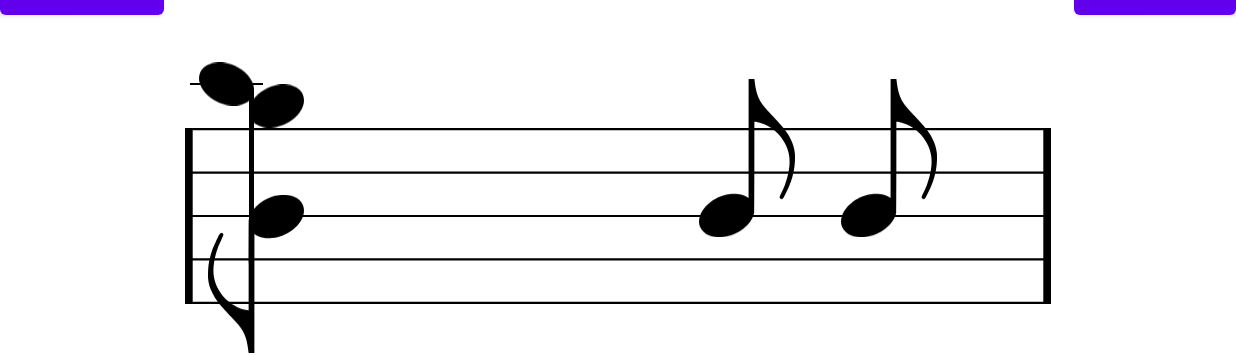
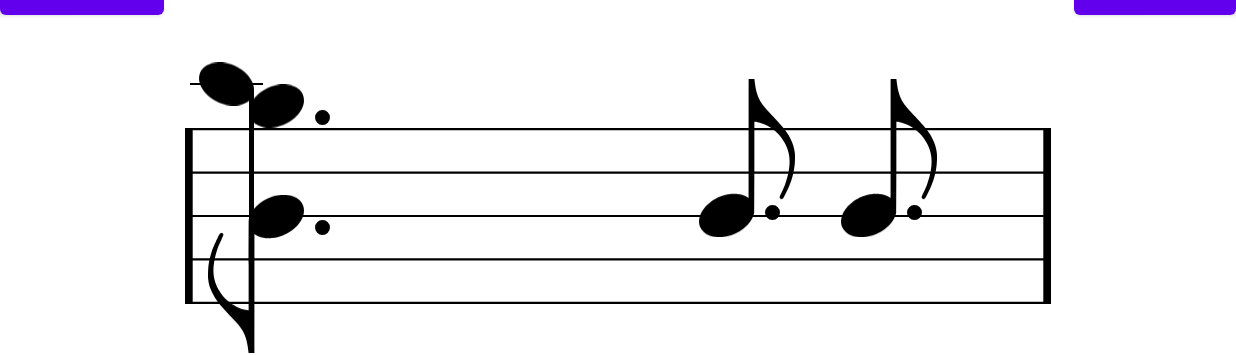
Before and after one commit to maxwendler/SheetMusicApp, an Android app: the screen it shows after launch (MainActivity), on a phone screen of 824 x 412 dp (held sideways). Shown: the part 132-487 px from the top of the screen. Run offline under Robolectric (Android 15) with nearby library versions, the phone set to English and light mode, and no system bars; libraries missing offline, so code that uses them is left out: com.devs.vectorchildfinder; 6 statements that could not run were skipped.

Commit message:
Implemented dotted note visualization.

```diff
--- a/app/src/main/java/com/example/sheetmusicapp/MainActivity.kt
+++ b/app/src/main/java/com/example/sheetmusicapp/MainActivity.kt
@@ -26,6 +26,8 @@ const val noteHeadHeightToTotalHeightRatio = 0.2741
 const val noteHeadWidthToNoteHeightRatio = 0.3474
 const val noteStemWidthToNoteHeightRatio = 0.0362
 const val noteStemStartFromUpNoteBottomToNoteHeightRatio = 0.1816
+const val dotWidthToNoteHeadWidthRatio = 0.2803
+const val dotNoteDistanceToNoteHeadWidthRatio = 0.2179
 const val barStrokeWidthToBarHeightRatio = 0.0125
 
 const val CREATE_FILE = 1
@@ -246,6 +248,40 @@ class MainActivity : AppCompatActivity() {
         return  noteView
     }
 
+    private fun createConstrainedDotView(noteHeadWidth: Int, barHeight: Int,  stemDirection: StemDirection, noteView: ImageView): ImageView{
+        val dotWidth = (noteHeadWidth * dotWidthToNoteHeadWidthRatio).toInt()
+        val dotToNoteDistance = (noteHeadWidth * dotNoteDistanceToNoteHeadWidthRatio).toInt()
+        val noteHeadHeight = barHeight / 4
+        val dotMarginToUpNoteBottom = (noteHeadHeight / 2.0 - 0.25 * dotWidth).toInt()
+
+        val dotView = ImageView(this)
+        dotView.id = View.generateViewId()
+        dotView.layoutParams = ViewGroup.LayoutParams(dotWidth, dotWidth)
+        dotView.setImageResource(R.drawable.black_circle)
+
+        val constraintLayout = findViewById<ConstraintLayout>(R.id.notesConstraintLayout)
+        constraintLayout.addView(dotView)
+        val constraintSet = ConstraintSet()
+        constraintSet.clone(constraintLayout)
+
+        when (stemDirection){
+            // Constrain bottom to note view bottom & left to (left + noteHeadWidth)
+            StemDirection.UP -> {
+                constraintSet.connect(dotView.id, ConstraintSet.BOTTOM, noteView.id, ConstraintSet.BOTTOM, dotMarginToUpNoteBottom)
+                constraintSet.connect(dotView.id, ConstraintSet.LEFT, noteView.id, ConstraintSet.LEFT, noteHeadWidth + dotToNoteDistance)
+            }
+            // Constrain top to note view top with inverse margin (relative to note head) & left to right
+            StemDirection.DOWN -> {
+                constraintSet.connect(dotView.id, ConstraintSet.TOP, noteView.id, ConstraintSet.TOP, noteHeadHeight - dotMarginToUpNoteBottom)
+                constraintSet.connect(dotView.id, ConstraintSet.LEFT, noteView.id, ConstraintSet.RIGHT, dotToNoteDistance)
+            }
+        }
+
+        constraintSet.applyTo(constraintLayout)
+
+        return dotView
+    }
+
     // Creates and returns potentially vertically mirrored note head.
     private fun createNoteHeadView(noteHeadWidth: Int, noteHeadHeight: Int, isMirrored: Boolean): ImageView{
         val noteHeadView = ImageView(this)
@@ -259,6 +295,8 @@ class MainActivity : AppCompatActivity() {
 
         return noteHeadView
     }
+
+
 
     // Adds a given note (head) view to the UI bar.
     private fun addNoteView(noteView: ImageView, musicalHeight: Int, horizontalMargin: Int, stemDirection: StemDirection, noteHeadWidth: Int, barHeight: Int, barWidth: Int) {
@@ -366,6 +404,7 @@ class MainActivity : AppCompatActivity() {
                 constraintSet.connect(noteView.id, ConstraintSet.TOP, R.id.notesTopGuideline, ConstraintSet.BOTTOM, marginTopToBarTop)
             }
         }
+        createConstrainedDotView(noteHeadWidth, barHeight, stemDirection, noteView)
         constraintSet.applyTo(constraintLayout)
     }
 
--- /dev/null
+++ b/app/src/main/res/drawable/black_circle.xml
@@ -0,0 +1,11 @@
+<vector xmlns:android="http://schemas.android.com/apk/res/android"
+    android:width="32.38782dp"
+    android:height="32.38782dp"
+    android:viewportWidth="32.38782"
+    android:viewportHeight="32.38782">
+  <path
+      android:pathData="M16.1939,16.1939m-16.064,0a16.064,16.064 0,1 1,32.128 0a16.064,16.064 0,1 1,-32.128 0"
+      android:strokeWidth="0.259821"
+      android:fillColor="#000000"
+      android:strokeColor="#000000"/>
+</vector>
```
